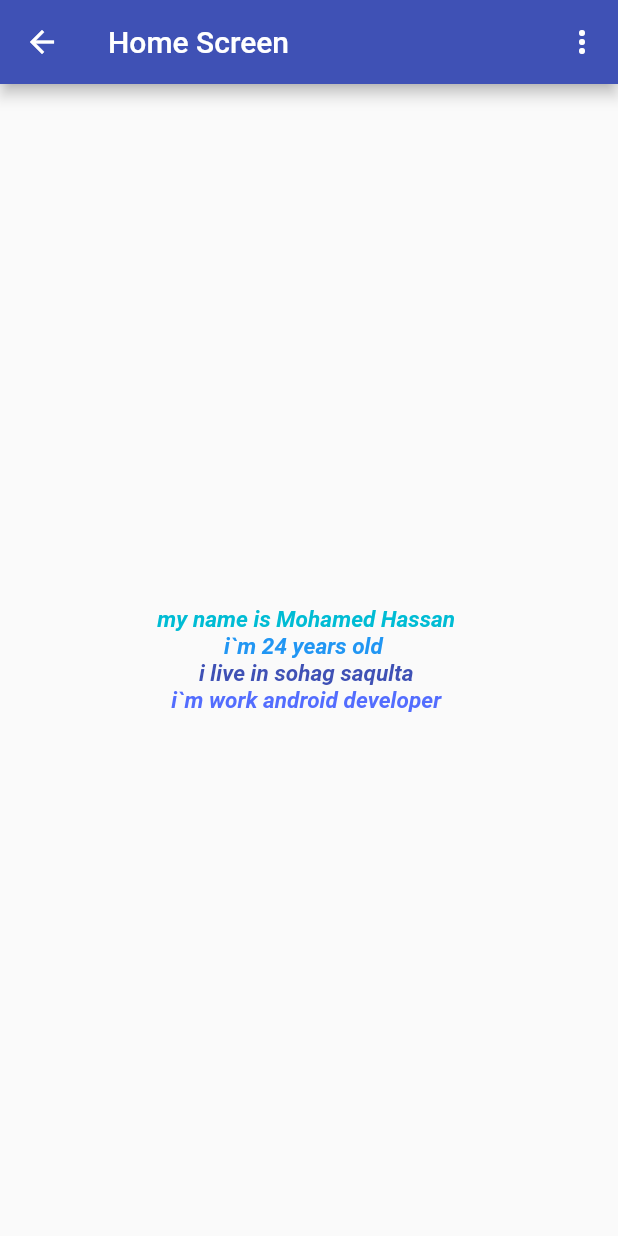
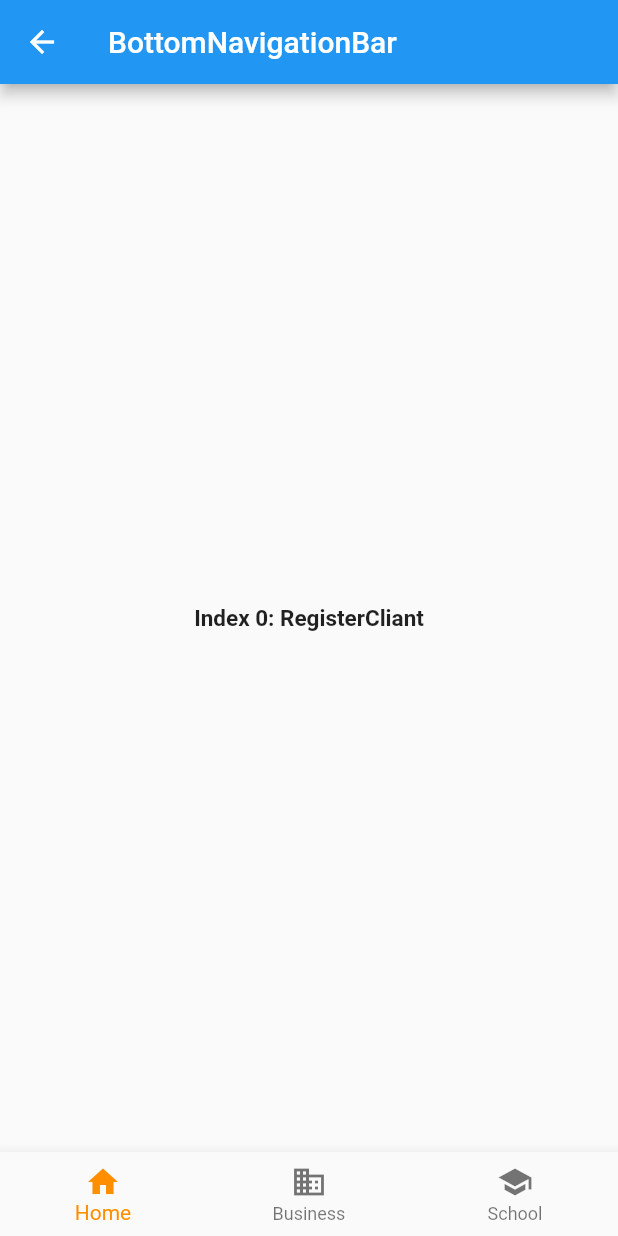
Before and after one commit to MohamedHassan275/ExampleApplication_FlutterApp, a Flutter app: the screen it shows after launch, after a tap on "Login", on a phone screen of 412 x 824 dp. Run offline on Flutter 3.47's test engine with Material 2 defaults, Android fonts, the phone set to English and light mode, and no system bars.

Commit message:
Initial commit

```diff
--- a/lib/main.dart
+++ b/lib/main.dart
@@ -17,7 +17,7 @@ class MyApp extends StatelessWidget {
       routes: <String ,WidgetBuilder>{
         '/RegisterCliant': (BuildContext context) => new RegisterCliant(),
         '/LoginCliant' : (BuildContext context) => new LoginCliant(),
-        '/HomeDetails' : (BuildContext context) => new HomeDetails()
+        '/HomeTabBar' : (BuildContext context) => new HomeTabBar()
       },
       home: new LoginCliant(),
 
--- a/lib/ui/HomeScreen.dart
+++ b/lib/ui/HomeScreen.dart
@@ -1,5 +1,76 @@
+import 'package:flutter/cupertino.dart';
 import 'package:flutter/material.dart';
 
+
+
+class HomeTabBar extends StatefulWidget {
+  @override
+  State<StatefulWidget> createState() {
+    // TODO: implement createState
+    return HomeTabBarClick ();
+  }
+
+
+}
+
+class HomeTabBarClick extends State<HomeTabBar> {
+
+  int _selectedIndex = 0;
+  static const TextStyle optionStyle = TextStyle(
+      fontSize: 15, fontWeight: FontWeight.bold);
+  static const List<Widget> _widgetOptions = <Widget>[
+    Text(
+      'Index 0: RegisterCliant',
+      style: optionStyle,
+    ),
+    Text(
+      'Index 1: Home2',
+      style: optionStyle,
+    ),
+    Text(
+      'Index 2: LoginCliant',
+      style: optionStyle,
+    ),
+  ];
+
+  void _onItemTapped(int index) {
+    setState(() {
+      _selectedIndex = index;
+    });
+  }
+
+  @override
+  Widget build(BuildContext context) {
+    // TODO: implement build
+    return  Scaffold(
+      appBar: AppBar(
+        title: const Text('BottomNavigationBar '),
+      ),
+      body: Center(
+        child: _widgetOptions.elementAt(_selectedIndex),
+      ),
+      bottomNavigationBar: BottomNavigationBar(
+        items: const <BottomNavigationBarItem>[
+          BottomNavigationBarItem(
+            icon: Icon(Icons.home),
+            title: Text('Home'),
+          ),
+          BottomNavigationBarItem(
+            icon: Icon(Icons.business),
+            title: Text('Business'),
+          ),
+          BottomNavigationBarItem(
+            icon: Icon(Icons.school),
+            title: Text('School'),
+          ),
+        ],
+        currentIndex: _selectedIndex,
+        selectedItemColor: Colors.amber[800],
+        onTap: _onItemTapped,
+      ),
+    );
+  }
+}
 
 
 class HomeDetails extends StatelessWidget {
--- a/lib/ui/LoginClass.dart
+++ b/lib/ui/LoginClass.dart
@@ -26,6 +26,8 @@ class HomeClickLiser extends State<LoginCliant> {
       name = ' your email is ';
     });
   }
+
+
 
   @override
   Widget build(BuildContext context) {
@@ -68,6 +70,9 @@ class HomeClickLiser extends State<LoginCliant> {
          new Container(
            child: new Column(
              children: <Widget>[
+             new Card(
+               child: new Column(
+                 children: <Widget>[
                    new TextField(
                      autocorrect: true,
                      autofocus: true,
@@ -93,6 +98,9 @@ class HomeClickLiser extends State<LoginCliant> {
                    ),
                  ],
                ),
+             )
+             ],
+           ),
          ),
 
             new Center(
@@ -105,7 +113,7 @@ class HomeClickLiser extends State<LoginCliant> {
                 child:   new RaisedButton(
                       padding: EdgeInsets.all(15.0),
                       color: Colors.indigo,
-                      onPressed: ()=> Navigator.of(context).pushNamed('/HomeDetails'),
+                      onPressed: ()=> Navigator.of(context).pushNamed('/HomeTabBar'),
                       child: new Text('Login'),textColor: Colors.white70,),
                   ),
                   new Container(
```
Lines whose indentation alone changed are shown as unchanged.
